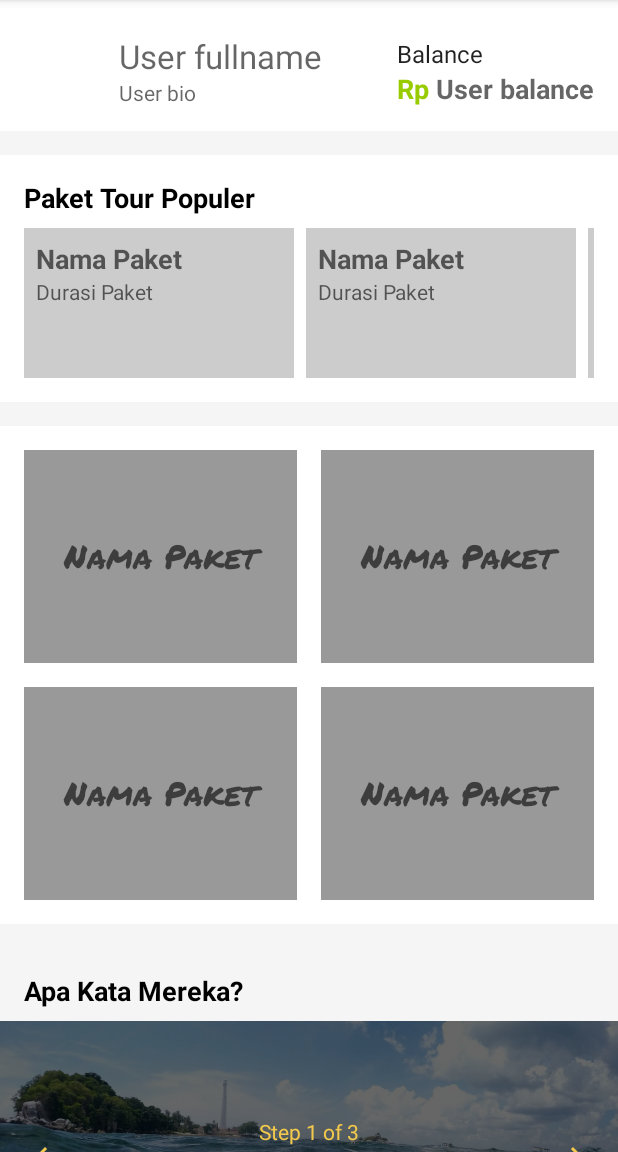
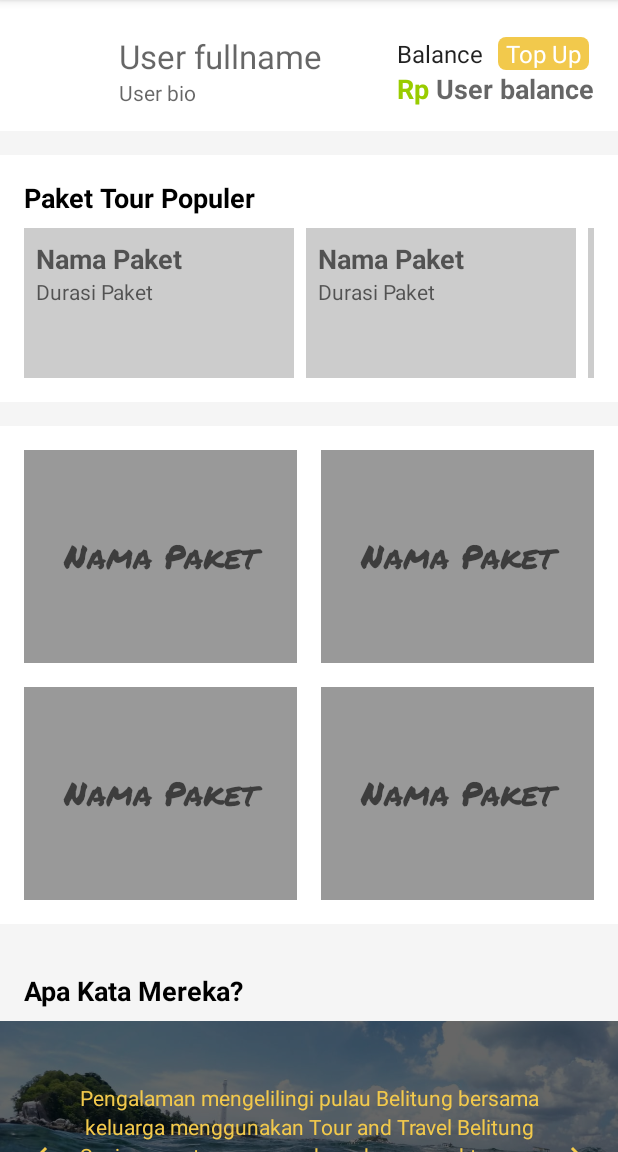
Before and after one commit to rionymous/BelitungSenjaApp, an Android app: the MainActivity screen opened directly, with no data from a screen before it, on a phone screen of 412 x 824 dp, the part 84-1236 px from its top. Run offline under Robolectric (Android 15) with nearby library versions, the phone set to English and light mode, and no system bars; our stand-ins replace Firebase (no records; nobody signed in at launch, a user with empty details on screens opened directly), Picasso; plain views replace CircleView, RoundRectView; 27 statements that could not run were skipped.

Commit message:
commit update testimonial

```diff
--- a/app/src/main/java/com/belitungsenja/travelapp/MainActivity.java
+++ b/app/src/main/java/com/belitungsenja/travelapp/MainActivity.java
@@ -1,17 +1,19 @@
 /*
- * Created by Android Rion on 9/15/19 10:28 PM
+ * Created by Android Rion on 9/16/19 10:42 AM
  * Copyright © 2019 . All rights reserved.
- * Last modified 9/15/19 10:27 PM
+ * Last modified 9/16/19 8:23 AM
  * Kunjungi androidrion.com untuk tutorial Android Studio
  */
 
 package com.belitungsenja.travelapp;
 
+import android.content.Context;
 import android.content.DialogInterface;
 import android.content.Intent;
 import android.content.SharedPreferences;
 import android.graphics.PorterDuff;
 import android.os.Bundle;
+import android.view.LayoutInflater;
 import android.view.View;
 import android.view.ViewGroup;
 import android.widget.ImageView;
@@ -22,6 +24,8 @@ import androidx.annotation.NonNull;
 import androidx.appcompat.app.AlertDialog;
 import androidx.appcompat.app.AppCompatActivity;
 import androidx.appcompat.widget.Toolbar;
+import androidx.viewpager.widget.PagerAdapter;
+import androidx.viewpager.widget.ViewPager;
 
 import com.google.firebase.database.DataSnapshot;
 import com.google.firebase.database.DatabaseError;
@@ -32,14 +36,23 @@ import com.squareup.picasso.Picasso;
 
 public class MainActivity extends AppCompatActivity {
 
-    private static final int MAX_STEP = 3;
-    private int current_step = 1;
+    private static final int MAX_STEP = 4;
+
+    private MyViewPagerAdapter myViewPagerAdapter;
+    private String[] testimonitamu = {
+            "Pengalaman mengelilingi pulau Belitung bersama keluarga menggunakan Tour and Travel Belitung Senja sangat menyenangkan, dengan waktu yang fleksibel kita dapat menentukan kemana saja tempat tujuan yang di inginkan.",
+            "Dengan pelayanan yang ramah dan sangat baik dari Tour Guide Gunawan, saya merasa puas dan senang traveling bersama Belitung Senja Tour and Travel.",
+            "Pelayanannya prima. Crewnya profesional semua. Mengedepankan kenyamanan dan kepuasan pelanggan",
+            "Pokoknya bisa seru2an lah pake travel ini. harga terjangkau dan gak bakalan bikin nyesel deh pake travel ini. belitungsenja.com TOP banget."
+    };
+
+    ViewPager view_pager;
 
     TextView bio, fullname, balance,
             judulpopuler1, judulpopuler2, judulpopuler3,
             durasipopuler1, durasipopuler2, durasipopuler3,
             judulhemat, judulreguler, judulkeluarga, judulhoneymoon,
-            titleBlog1, titleBlog2, titleBlog3, testimonial;
+            titleBlog1, titleBlog2, titleBlog3;
     ImageView photo_profile,
             gambarpopuler1, gambarpopuler2, gambarpopuler3,
             gambarhemat, gambarreguler, gambarkeluarga, gambarhoneymoon,
@@ -86,9 +99,7 @@ public class MainActivity extends AppCompatActivity {
         judulhoneymoon = findViewById(R.id.judulhoneymoon);
         gambarhoneymoon = findViewById(R.id.gambarHoneymoon);
 
-        kanantesti = findViewById(R.id.kanantesti);
-        testimonial = findViewById(R.id.testimonial);
-        kiritesti = findViewById(R.id.kiritesti);
+        prosestestimoni();
 
         titleBlog1 = findViewById(R.id.titleBlog1);
         imageBlog1 = findViewById(R.id.imageBlog1);
@@ -279,7 +290,7 @@ public class MainActivity extends AppCompatActivity {
             }
         });
 
-        kanantesti.setOnClickListener(new View.OnClickListener() {
+        /*kanantesti.setOnClickListener(new View.OnClickListener() {
             @Override
             public void onClick(View view) {
                 nextStep(current_step);
@@ -297,7 +308,39 @@ public class MainActivity extends AppCompatActivity {
 
         String str_progress = String.format(getString(R.string.step_of), current_step, MAX_STEP);
         testimonial.setText(str_progress);
-        bottomProgressDots(current_step);
+        bottomProgressDots(current_step);*/
+    }
+
+    private void prosestestimoni() {
+        kanantesti = findViewById(R.id.kanantesti);
+        view_pager = findViewById(R.id.view_pager);
+        kiritesti = findViewById(R.id.kiritesti);
+
+        bottomProgressDots(0);
+
+        myViewPagerAdapter = new MyViewPagerAdapter();
+        view_pager.setAdapter(myViewPagerAdapter);
+        view_pager.addOnPageChangeListener(viewPagerPageChangeListener);
+        kanantesti.setOnClickListener(new View.OnClickListener() {
+            @Override
+            public void onClick(View v) {
+                int current = view_pager.getCurrentItem() + 1;
+                if (current < MAX_STEP) {
+                    view_pager.setCurrentItem(current);
+                }
+            }
+        });
+
+        kiritesti.setOnClickListener(new View.OnClickListener() {
+            @Override
+            public void onClick(View v) {
+                int current = view_pager.getCurrentItem() - 1;
+                if (current < MAX_STEP) {
+                    // move to back screen
+                    view_pager.setCurrentItem(current);
+                }
+            }
+        });
     }
 
     public void getUsernameLocal() {
@@ -358,29 +401,7 @@ public class MainActivity extends AppCompatActivity {
         startActivity(kepaketkeluarga);
     }
 
-
-    private void backStep(int progress) {
-        if (progress > 1) {
-            progress--;
-            current_step = progress;
-            ViewAnimation.fadeOutIn(testimonial);
-        }
-        String str_progress = String.format(getString(R.string.step_of), current_step, MAX_STEP);
-        testimonial.setText(str_progress);
-    }
-
-    private void nextStep(int progress) {
-        if (progress < MAX_STEP) {
-            progress++;
-            current_step = progress;
-            ViewAnimation.fadeOutIn(testimonial);
-        }
-        String str_progress = String.format(getString(R.string.step_of), current_step, MAX_STEP);
-        testimonial.setText(str_progress);
-    }
-
     private void bottomProgressDots(int current_index) {
-        current_index--;
         LinearLayout dotsLayout = findViewById(R.id.layoutDots);
         ImageView[] dots = new ImageView[MAX_STEP];
 
@@ -392,13 +413,66 @@ public class MainActivity extends AppCompatActivity {
             params.setMargins(10, 10, 10, 10);
             dots[i].setLayoutParams(params);
             dots[i].setImageResource(R.drawable.shape_circle);
-            dots[i].setColorFilter(getResources().getColor(R.color.colorPrimaryDark), PorterDuff.Mode.SRC_IN);
+            dots[i].setColorFilter(getResources().getColor(R.color.grey_40), PorterDuff.Mode.SRC_IN);
             dotsLayout.addView(dots[i]);
         }
 
         if (dots.length > 0) {
             dots[current_index].setImageResource(R.drawable.shape_circle);
             dots[current_index].setColorFilter(getResources().getColor(R.color.colorPrimary), PorterDuff.Mode.SRC_IN);
+        }
+    }
+
+    ViewPager.OnPageChangeListener viewPagerPageChangeListener = new ViewPager.OnPageChangeListener() {
+
+        @Override
+        public void onPageSelected(final int position) {
+            bottomProgressDots(position);
+        }
+
+        @Override
+        public void onPageScrolled(int arg0, float arg1, int arg2) {
+
+        }
+
+        @Override
+        public void onPageScrollStateChanged(int arg0) {
+
+        }
+    };
+
+    public class MyViewPagerAdapter extends PagerAdapter {
+        private LayoutInflater layoutInflater;
+
+        public MyViewPagerAdapter() {
+        }
+
+        @Override
+        public Object instantiateItem(ViewGroup container, int position) {
+            layoutInflater = (LayoutInflater) getSystemService(Context.LAYOUT_INFLATER_SERVICE);
+
+            View view = layoutInflater.inflate(R.layout.layout_testimoni, container, false);
+            ((TextView) view.findViewById(R.id.title)).setText(testimonitamu[position]);
+            container.addView(view);
+
+            return view;
+        }
+
+        @Override
+        public int getCount() {
+            return testimonitamu.length;
+        }
+
+        @Override
+        public boolean isViewFromObject(View view, Object obj) {
+            return view == obj;
+        }
+
+
+        @Override
+        public void destroyItem(ViewGroup container, int position, Object object) {
+            View view = (View) object;
+            container.removeView(view);
         }
     }
 
--- a/app/src/main/res/layout/activity_main.xml
+++ b/app/src/main/res/layout/activity_main.xml
@@ -1,7 +1,7 @@
 <?xml version="1.0" encoding="utf-8"?><!--
-  ~ Created by Android Rion on 9/15/19 10:28 PM
+  ~ Created by Android Rion on 9/16/19 10:42 AM
   ~ Copyright © 2019 . All rights reserved.
-  ~ Last modified 9/15/19 10:04 PM
+  ~ Last modified 9/16/19 8:08 AM
   ~ Kunjungi androidrion.com untuk tutorial Android Studio
   -->
 
@@ -31,7 +31,7 @@
             android:layout_height="match_parent"
             android:orientation="vertical">
 
-            <!--Balance-->
+            <!--Username-->
             <RelativeLayout
                 android:layout_width="match_parent"
                 android:layout_height="wrap_content"
@@ -97,11 +97,29 @@
                     android:layout_alignParentBottom="true"
                     android:orientation="vertical">
 
-                    <TextView
+                    <LinearLayout
                         android:layout_width="match_parent"
                         android:layout_height="wrap_content"
-                        android:text="Balance"
-                        android:textAppearance="@style/Base.TextAppearance.AppCompat.Subhead" />
+                        android:orientation="horizontal">
+
+                        <TextView
+                            android:layout_width="wrap_content"
+                            android:layout_height="wrap_content"
+                            android:text="Balance"
+                            android:textAppearance="@style/Base.TextAppearance.AppCompat.Subhead" />
+
+                        <TextView
+                            android:id="@+id/topupbalance"
+                            android:layout_width="wrap_content"
+                            android:layout_height="wrap_content"
+                            android:background="@drawable/bg_btn_primary"
+                            android:text="Top Up"
+                            android:layout_marginStart="@dimen/margin_10dp"
+                            android:textColor="@android:color/white"
+                            android:paddingLeft="5dp"
+                            android:paddingRight="5dp"
+                            android:textAppearance="@style/Base.TextAppearance.AppCompat.Subhead" />
+                    </LinearLayout>
 
                     <LinearLayout
                         android:layout_width="match_parent"
@@ -380,8 +398,8 @@
                                 android:layout_width="match_parent"
                                 android:layout_height="match_parent"
                                 android:clickable="true"
+                                android:focusable="true"
                                 android:onClick="paketwisatahemat"
-                                android:focusable="true"
                                 android:scaleType="centerCrop" />
 
                             <View
@@ -391,8 +409,8 @@
                         </com.github.florent37.shapeofview.shapes.RoundRectView>
 
                         <TextView
+                            android:id="@+id/judulhemat"
                             style="@style/TextAppearance.AppCompat.Large"
-                            android:id="@+id/judulhemat"
                             android:layout_width="match_parent"
                             android:layout_height="match_parent"
                             android:fontFamily="@font/permanentmarker"
@@ -426,8 +444,8 @@
                                 android:layout_width="match_parent"
                                 android:layout_height="match_parent"
                                 android:clickable="true"
+                                android:focusable="true"
                                 android:onClick="paketwisatareguler"
-                                android:focusable="true"
                                 android:scaleType="centerCrop" />
 
                             <View
@@ -480,8 +498,8 @@
                                 android:layout_width="match_parent"
                                 android:layout_height="match_parent"
                                 android:clickable="true"
+                                android:focusable="true"
                                 android:onClick="kepaketkeluarga"
-                                android:focusable="true"
                                 android:scaleType="centerCrop" />
 
                             <View
@@ -594,25 +612,24 @@
                     android:layout_height="wrap_content"
                     android:layout_alignParentStart="true"
                     android:layout_centerVertical="true"
+                    android:layout_marginStart="@dimen/margin_16dp"
                     android:clickable="true"
-                    android:layout_marginLeft="@dimen/margin_16dp"
                     android:src="@drawable/ic_chevron_left"
                     android:tint="@color/colorPrimary" />
 
-                <TextView
-                    android:id="@+id/testimonial"
-                    style="@style/TextAppearance.AppCompat.Small"
+                <RelativeLayout
                     android:layout_width="wrap_content"
                     android:layout_height="wrap_content"
-                    android:layout_centerVertical="true"
-                    android:layout_toStartOf="@+id/kanantesti"
-                    android:layout_marginLeft="@dimen/margin_10dp"
-                    android:layout_marginRight="@dimen/margin_10dp"
-                    android:layout_toEndOf="@+id/kiritesti"
-                    android:textColorHint="@color/colorPrimary"
-                    android:hint="Testi dari para tamu tentang liburan di pulau belitung bersama agen tour dan travel belitung senja."
-                    android:textAlignment="center"
-                    android:textColor="@color/colorPrimary" />
+                    android:layout_alignStart="@id/kiritesti"
+                    android:layout_alignEnd="@id/kanantesti"
+                    android:layout_margin="@dimen/spacing_xlarge">
+
+                    <androidx.viewpager.widget.ViewPager
+                        android:id="@+id/view_pager"
+                        android:layout_width="wrap_content"
+                        android:layout_height="wrap_content" />
+
+                </RelativeLayout>
 
                 <ImageView
                     android:id="@+id/kanantesti"
@@ -628,7 +645,7 @@
                 <LinearLayout
                     android:id="@+id/layoutDots"
                     android:layout_width="match_parent"
-                    android:layout_height="50dp"
+                    android:layout_height="25dp"
                     android:layout_alignParentBottom="true"
                     android:layout_centerVertical="true"
                     android:gravity="center"
--- /dev/null
+++ b/app/src/main/res/layout/layout_testimoni.xml
@@ -0,0 +1,24 @@
+<?xml version="1.0" encoding="utf-8"?><!--
+  ~ Created by Android Rion on 9/16/19 10:42 AM
+  ~ Copyright © 2019 . All rights reserved.
+  ~ Last modified 9/16/19 10:41 AM
+  ~ Kunjungi androidrion.com untuk tutorial Android Studio
+  -->
+
+<LinearLayout xmlns:android="http://schemas.android.com/apk/res/android"
+    android:orientation="vertical"
+    android:layout_width="match_parent"
+    android:layout_height="match_parent"
+    android:gravity="center">
+
+    <TextView
+        android:id="@+id/title"
+        android:layout_width="wrap_content"
+        android:layout_height="wrap_content"
+        android:lineSpacingExtra="3dp"
+        android:hint="Pelayanannya prima. Crewnya profesional semua. Mengedepankan kenyamanan dan kepuasan pelanggan"
+        android:textAlignment="center"
+        android:textAppearance="@style/TextAppearance.AppCompat.Small"
+        android:textColor="@color/colorPrimary" />
+
+</LinearLayout>
```
